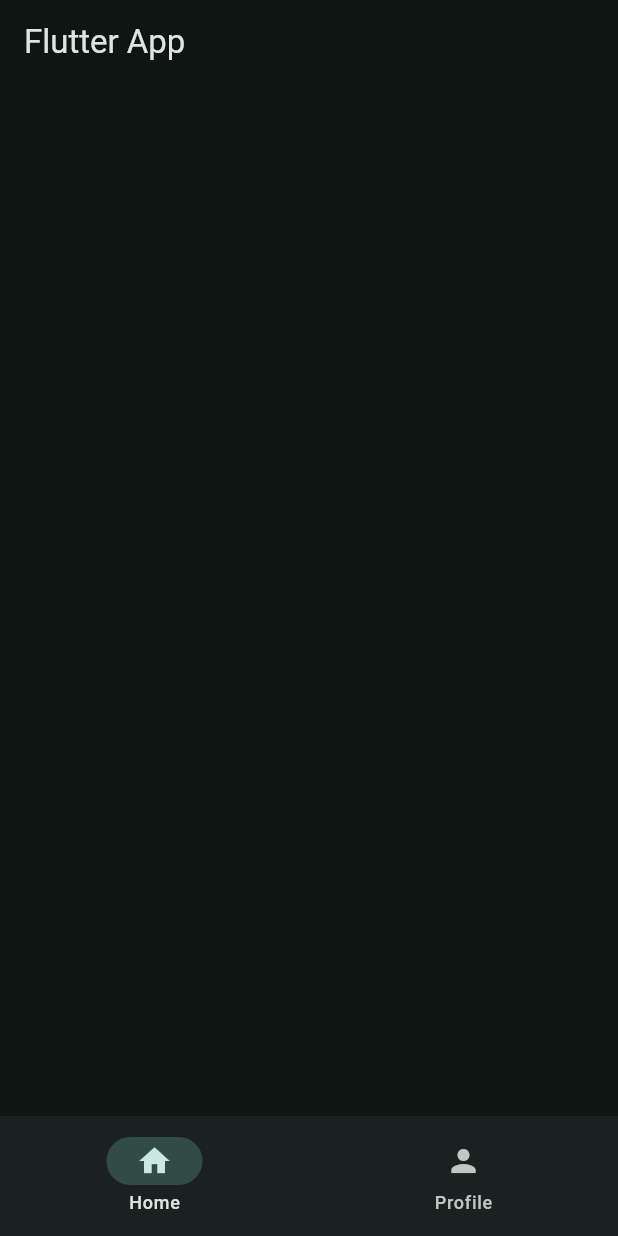
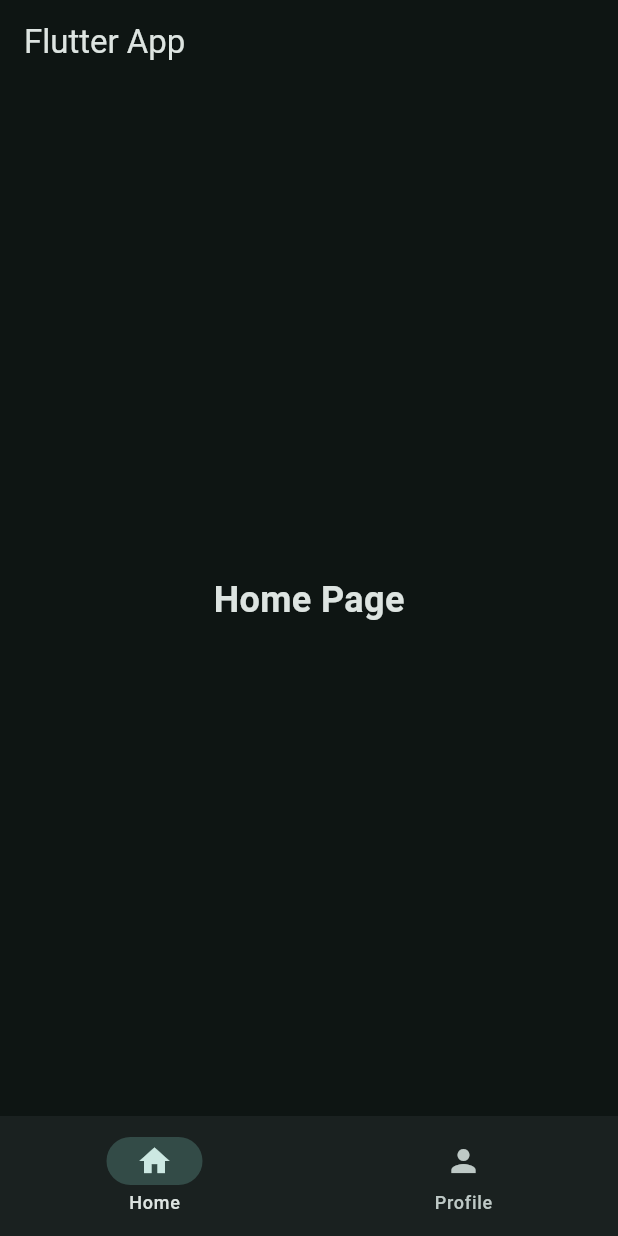
Before and after one commit to omerhabib62/flutter-learning, a Flutter app: the screen it shows after launch, on a phone screen of 412 x 824 dp. Run offline on Flutter 3.47's test engine with Material 3 defaults, Android fonts, the phone set to English and light mode, and no system bars.

Commit message:
Implement navigation structure with WidgetTree and ValueNotifier for page management

```diff
--- /dev/null
+++ b/lib/data/notifiers.dart
@@ -0,0 +1,3 @@
+import 'package:flutter/material.dart';
+
+ValueNotifier<int> selectedPageNotifier = ValueNotifier(0);
--- a/lib/main.dart
+++ b/lib/main.dart
@@ -1,4 +1,5 @@
 import 'package:flutter/material.dart';
+import 'package:flutter_app/views/widget_tree.dart';
 
 void main() {
   runApp(const MyApp());
@@ -12,7 +13,6 @@ class MyApp extends StatefulWidget {
 }
 
 class _MyAppState extends State<MyApp> {
-  int selectedIndex = 0;
   @override
   Widget build(BuildContext context) {
     return MaterialApp(
@@ -23,20 +23,7 @@ class _MyAppState extends State<MyApp> {
           brightness: Brightness.dark,
         ),
       ),
-      home: Scaffold(
-        appBar: AppBar(title: const Text('Flutter App')),
-        bottomNavigationBar: NavigationBar(
-          destinations: [
-            NavigationDestination(icon: Icon(Icons.home), label: 'Home'),
-            NavigationDestination(icon: Icon(Icons.person), label: 'Profile'),
-          ],
-          onDestinationSelected:
-              (value) => setState(() {
-                selectedIndex = value;
-              }),
-          selectedIndex: selectedIndex,
-        ),
-      ),
+      home: WidgetTree(),
     );
   }
 }
--- /dev/null
+++ b/lib/views/pages/home_page.dart
@@ -0,0 +1,15 @@
+import 'package:flutter/material.dart';
+
+class HomePage extends StatelessWidget {
+  const HomePage({super.key});
+
+  @override
+  Widget build(BuildContext context) {
+    return Center(
+      child: Text(
+        'Home Page',
+        style: TextStyle(fontSize: 24, fontWeight: FontWeight.bold),
+      ),
+    );
+  }
+}
--- /dev/null
+++ b/lib/views/pages/profile_page.dart
@@ -0,0 +1,15 @@
+import 'package:flutter/material.dart';
+
+class ProfilePage extends StatelessWidget {
+  const ProfilePage({super.key});
+
+  @override
+  Widget build(BuildContext context) {
+    return Center(
+      child: Text(
+        'Profile Page',
+        style: TextStyle(fontSize: 24, fontWeight: FontWeight.bold),
+      ),
+    );
+  }
+}
--- /dev/null
+++ b/lib/views/widget_tree.dart
@@ -0,0 +1,25 @@
+import 'package:flutter/material.dart';
+import 'package:flutter_app/data/notifiers.dart';
+import 'package:flutter_app/views/pages/home_page.dart';
+import 'package:flutter_app/views/pages/profile_page.dart';
+import 'package:flutter_app/views/widgets/navbar_widget.dart';
+
+List<Widget> pages = [HomePage(), ProfilePage()];
+
+class WidgetTree extends StatelessWidget {
+  const WidgetTree({super.key});
+
+  @override
+  Widget build(BuildContext context) {
+    return Scaffold(
+      appBar: AppBar(title: const Text('Flutter App')),
+      body: ValueListenableBuilder(
+        valueListenable: selectedPageNotifier,
+        builder: (context, selectedPage, child) {
+          return pages.elementAt(selectedPage);
+        },
+      ),
+      bottomNavigationBar: NavbarWidget(),
+    );
+  }
+}
--- /dev/null
+++ b/lib/views/widgets/navbar_widget.dart
@@ -0,0 +1,25 @@
+import 'package:flutter/material.dart';
+import 'package:flutter_app/data/notifiers.dart';
+
+class NavbarWidget extends StatelessWidget {
+  const NavbarWidget({super.key});
+
+  @override
+  Widget build(BuildContext context) {
+    return ValueListenableBuilder(
+      valueListenable: selectedPageNotifier,
+      builder: (context, selectedPage, child) {
+        return NavigationBar(
+          destinations: [
+            NavigationDestination(icon: Icon(Icons.home), label: 'Home'),
+            NavigationDestination(icon: Icon(Icons.person), label: 'Profile'),
+          ],
+          onDestinationSelected: (value) {
+            selectedPageNotifier.value = value;
+          },
+          selectedIndex: selectedPage,
+        );
+      },
+    );
+  }
+}
```
